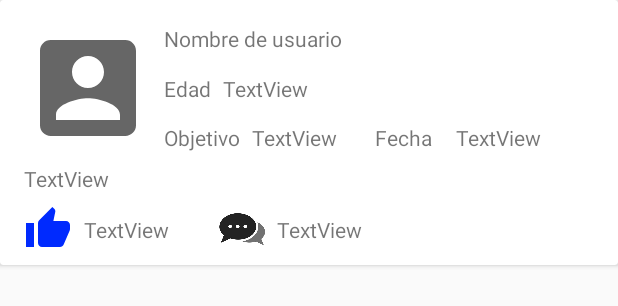
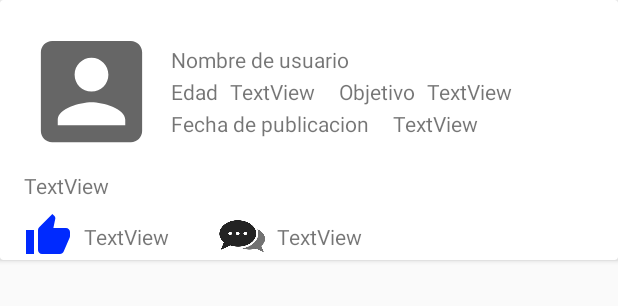
Before and after one commit to sebas156/APP, an Android app: the layout community_card_item.xml on its own in the app's theme, with its tools: preview values and no code run, on a phone screen of 412 x 824 dp. Shown: the top 306 px of the screen. Run offline under Robolectric (Android 15) with nearby library versions, the phone set to English and light mode, and no system bars.

Commit message:
Ya falta poco para terminar el foro.

```diff
--- a/app/src/main/java/com/example/ironathlete/ui/comunity/dialogSquare.kt
+++ b/app/src/main/java/com/example/ironathlete/ui/comunity/dialogSquare.kt
@@ -5,7 +5,9 @@ import android.content.Context
 import android.view.View
 import android.widget.Button
 import android.widget.EditText
+import android.widget.ImageView
 import com.example.ironathlete.R
+import com.squareup.picasso.Picasso
 
 public class dialogSquare(contexto: Context, sendData: FinishedDialogSquare) {
 
@@ -21,6 +23,8 @@ public class dialogSquare(contexto: Context, sendData: FinishedDialogSquare) {
         val content: EditText = dialog.findViewById(R.id.input_add_forum_edit_text)
         val button_accept: Button = dialog.findViewById(R.id.acept_comment_button)
         val button_denay: Button = dialog.findViewById(R.id.denay_dialog_function_button)
+        val image_social: ImageView=dialog.findViewById(R.id.social_image_view)
+        Picasso.get().load("https://firebasestorage.googleapis.com/v0/b/ironathlete.appspot.com/o/others%2Fsocial_real.jpg?alt=media&token=83505056-6fe8-4249-b7e5-b2e0fc8f7cc2").into(image_social)
         button_accept.setOnClickListener{
             sendData.ResultDialogSquare(content.text.toString())
             dialog.dismiss()
--- a/app/src/main/res/layout/community_card_item.xml
+++ b/app/src/main/res/layout/community_card_item.xml
@@ -12,8 +12,8 @@
 
         <ImageView
             android:id="@+id/imageView3"
-            android:layout_width="85dp"
-            android:layout_height="85dp"
+            android:layout_width="90dp"
+            android:layout_height="90dp"
             android:layout_marginStart="16dp"
             android:layout_marginTop="16dp"
             app:layout_constraintStart_toStartOf="parent"
@@ -25,6 +25,7 @@
             android:layout_width="wrap_content"
             android:layout_height="wrap_content"
             android:layout_marginStart="8dp"
+            android:layout_marginTop="14dp"
             android:text="@string/hint_user_name"
             app:layout_constraintStart_toEndOf="@+id/imageView3"
             app:layout_constraintTop_toTopOf="@+id/imageView3" />
@@ -53,10 +54,11 @@
             android:id="@+id/objetive_label_display_text"
             android:layout_width="wrap_content"
             android:layout_height="wrap_content"
-            android:layout_marginStart="8dp"
+            android:layout_marginStart="16dp"
             android:text="@string/objetive_label"
-            app:layout_constraintBottom_toBottomOf="@+id/imageView3"
-            app:layout_constraintStart_toEndOf="@+id/imageView3" />
+            app:layout_constraintBottom_toBottomOf="@+id/display_age_text_view"
+            app:layout_constraintStart_toEndOf="@+id/display_age_text_view"
+            app:layout_constraintTop_toTopOf="@+id/display_age_text_view" />
 
         <TextView
             android:id="@+id/display_objetive_text_view"
@@ -86,8 +88,6 @@
             android:layout_height="32dp"
             android:layout_marginStart="16dp"
             android:layout_marginTop="8dp"
-            android:layout_marginBottom="8dp"
-            app:layout_constraintBottom_toBottomOf="parent"
             app:layout_constraintStart_toStartOf="parent"
             app:layout_constraintTop_toBottomOf="@+id/display_content_text_view"
             app:srcCompat="@drawable/ic_baseline_thumb_up_24" />
@@ -127,12 +127,10 @@
             android:layout_width="0dp"
             android:layout_height="wrap_content"
             android:layout_marginStart="16dp"
-            android:layout_marginTop="8dp"
+            android:layout_marginTop="16dp"
             android:layout_marginEnd="16dp"
-            android:layout_marginBottom="16dp"
             android:text="TextView"
             android:visibility="gone"
-            app:layout_constraintBottom_toBottomOf="parent"
             app:layout_constraintEnd_toEndOf="parent"
             app:layout_constraintStart_toStartOf="parent"
             app:layout_constraintTop_toBottomOf="@+id/comments_image_view" />
@@ -141,10 +139,11 @@
             android:id="@+id/date_label_text_view"
             android:layout_width="wrap_content"
             android:layout_height="wrap_content"
-            android:layout_marginStart="25dp"
+            android:layout_marginStart="8dp"
+            android:layout_marginBottom="14dp"
             android:text="@string/date"
-            app:layout_constraintBottom_toBottomOf="@+id/display_objetive_text_view"
-            app:layout_constraintStart_toEndOf="@+id/display_objetive_text_view" />
+            app:layout_constraintBottom_toBottomOf="@+id/imageView3"
+            app:layout_constraintStart_toEndOf="@+id/imageView3" />
 
         <TextView
             android:id="@+id/display_date_text_view"
@@ -155,5 +154,48 @@
             app:layout_constraintBottom_toBottomOf="@+id/date_label_text_view"
             app:layout_constraintStart_toEndOf="@+id/date_label_text_view"
             app:layout_constraintTop_toTopOf="@+id/date_label_text_view" />
+
+        <com.google.android.material.textfield.TextInputLayout
+            android:id="@+id/add_new_answer_text_input_layout"
+            android:layout_width="0dp"
+            android:layout_height="wrap_content"
+            android:layout_marginStart="16dp"
+            android:layout_marginTop="8dp"
+            android:layout_marginEnd="16dp"
+            android:visibility="gone"
+            app:layout_constraintEnd_toEndOf="parent"
+            app:layout_constraintStart_toStartOf="parent"
+            app:layout_constraintTop_toBottomOf="@+id/content_comments_test_view">
+
+            <com.google.android.material.textfield.TextInputEditText
+                android:id="@+id/write_new_answer_text_edit"
+                android:layout_width="match_parent"
+                android:layout_height="wrap_content"
+                android:hint="@string/answer"
+                tools:ignore="TouchTargetSizeCheck" />
+        </com.google.android.material.textfield.TextInputLayout>
+
+        <Button
+            android:id="@+id/save_new_comment_button"
+            android:layout_width="wrap_content"
+            android:layout_height="40dp"
+            android:layout_marginTop="12dp"
+            android:layout_marginEnd="96dp"
+            android:text="@string/send"
+            android:visibility="gone"
+            app:layout_constraintEnd_toEndOf="parent"
+            app:layout_constraintTop_toBottomOf="@+id/add_new_answer_text_input_layout"
+            tools:ignore="TouchTargetSizeCheck" />
+
+        <Button
+            android:id="@+id/close_answer_button"
+            android:layout_width="wrap_content"
+            android:layout_height="40dp"
+            android:layout_marginStart="88dp"
+            android:layout_marginTop="12dp"
+            android:text="@string/close"
+            android:visibility="gone"
+            app:layout_constraintStart_toStartOf="parent"
+            app:layout_constraintTop_toBottomOf="@+id/add_new_answer_text_input_layout" />
     </androidx.constraintlayout.widget.ConstraintLayout>
 </androidx.cardview.widget.CardView>
--- a/app/src/main/res/layout/dialog_add_forum.xml
+++ b/app/src/main/res/layout/dialog_add_forum.xml
@@ -13,7 +13,7 @@
         app:layout_constraintEnd_toEndOf="parent"
         app:layout_constraintHorizontal_bias="0.0"
         app:layout_constraintStart_toStartOf="parent"
-        app:layout_constraintTop_toBottomOf="@+id/imageView5">
+        app:layout_constraintTop_toBottomOf="@+id/social_image_view">
 
         <com.google.android.material.textfield.TextInputEditText
             android:id="@+id/input_add_forum_edit_text"
@@ -48,7 +48,7 @@
         app:layout_constraintVertical_bias="0.0" />
 
     <ImageView
-        android:id="@+id/imageView5"
+        android:id="@+id/social_image_view"
         android:layout_width="0dp"
         android:layout_height="100dp"
         android:scaleType="fitXY"
--- a/app/src/main/res/values/strings.xml
+++ b/app/src/main/res/values/strings.xml
@@ -51,5 +51,8 @@
     <string name="openDialog">Comenta</string>
     <string name="ok">Aceptar</string>
     <string name="no">Cancelar</string>
-    <string name="date">Fecha</string>
+    <string name="date">Fecha de publicacion</string>
+    <string name="send">Enviar</string>
+    <string name="answer">Responde!!</string>
+    <string name="close">Cerrar</string>
 </resources>
```
Also changed, not shown: app/src/main/java/com/example/ironathlete/server/ComunityObject.kt (+5 -3 lines), app/src/main/java/com/example/ironathlete/server/ServerRepositories/ServerCommunityRepository.kt (+15 -0 lines), app/src/main/java/com/example/ironathlete/ui/comunity/CommunityAdapter.kt (+62 -8 lines), app/src/main/java/com/example/ironathlete/ui/comunity/CommunityFragment.kt (+22 -7 lines), app/src/main/java/com/example/ironathlete/ui/comunity/CommunityViewModel.kt (+23 -0 lines).
